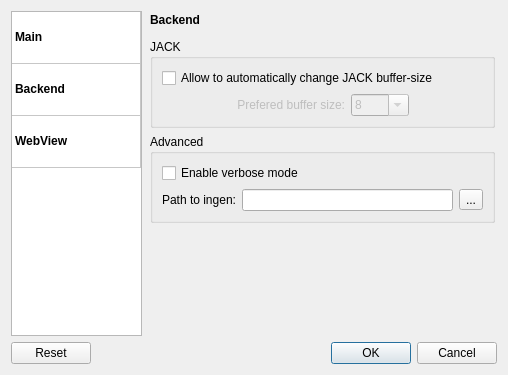
First picture: the form in resources/ui/mod_settings.ui, repository mod-audio/mod-app-legacy, before the edit.
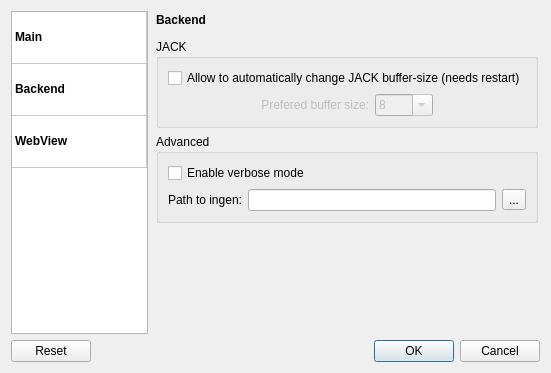
Second picture: the form after the edit. The open tabs and pages were chosen to show the change. Icons and pictures are not drawn.

Commit message: Add note about buf-size change requiring restart; Fix forced close

```diff
--- a/resources/ui/mod_settings.ui
+++ b/resources/ui/mod_settings.ui
@@ -6,8 +6,8 @@
    <rect>
     <x>0</x>
     <y>0</y>
-    <width>508</width>
-    <height>375</height>
+    <width>551</width>
+    <height>373</height>
    </rect>
   </property>
   <property name="minimumSize">
@@ -455,7 +455,7 @@
             <item row="0" column="0" colspan="5">
              <widget class="QCheckBox" name="cb_host_jack_bufsize_change">
               <property name="text">
-               <string>Allow to automatically change JACK buffer-size</string>
+               <string>Allow to automatically change JACK buffer-size (needs restart)</string>
               </property>
              </widget>
             </item>
```
The commit also changes 1 other file.
